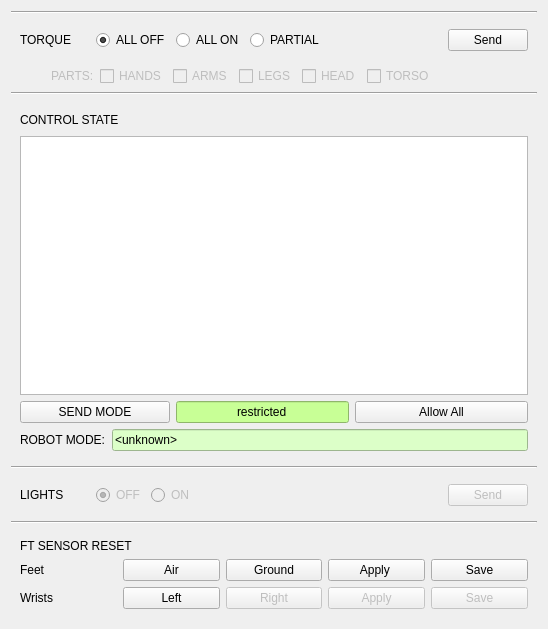
Before: the Qt Designer form thor_mang_supervisor/resource/supervisor.ui in thor-mang/thor_mang_ui, drawn with Qt 5.
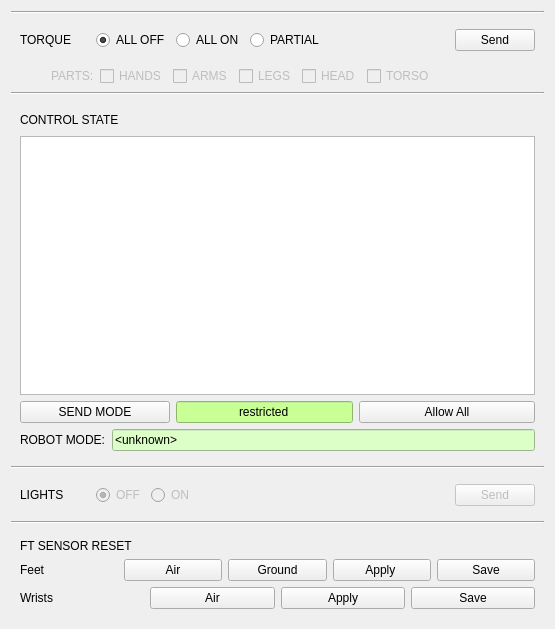
After: the same form once the commit is applied.

Commit message: made buttons for wrist ft calibration working fixed cmd name for applying ft calibration values

What changed in the file:
```diff
--- a/thor_mang_supervisor/resource/supervisor.ui
+++ b/thor_mang_supervisor/resource/supervisor.ui
@@ -9,7 +9,7 @@
    <rect>
     <x>0</x>
     <y>0</y>
-    <width>548</width>
+    <width>555</width>
     <height>629</height>
    </rect>
   </property>
@@ -461,24 +461,14 @@
         <item>
          <widget class="QPushButton" name="ft_wrists_left_button">
           <property name="text">
-           <string>Left</string>
-          </property>
-         </widget>
-        </item>
-        <item>
-         <widget class="QPushButton" name="ft_wrists_right_button">
-          <property name="enabled">
-           <bool>false</bool>
-          </property>
-          <property name="text">
-           <string>Right</string>
+           <string>Air</string>
           </property>
          </widget>
         </item>
         <item>
          <widget class="QPushButton" name="ft_wrists_apply_button">
           <property name="enabled">
-           <bool>false</bool>
+           <bool>true</bool>
           </property>
           <property name="text">
            <string>Apply</string>
@@ -488,7 +478,7 @@
         <item>
          <widget class="QPushButton" name="ft_wrists_save_button">
           <property name="enabled">
-           <bool>false</bool>
+           <bool>true</bool>
           </property>
           <property name="text">
            <string>Save</string>
```
Left out of the diff: 2 changed lines with no effect on the pictures. The commit also changes 1 other file.
